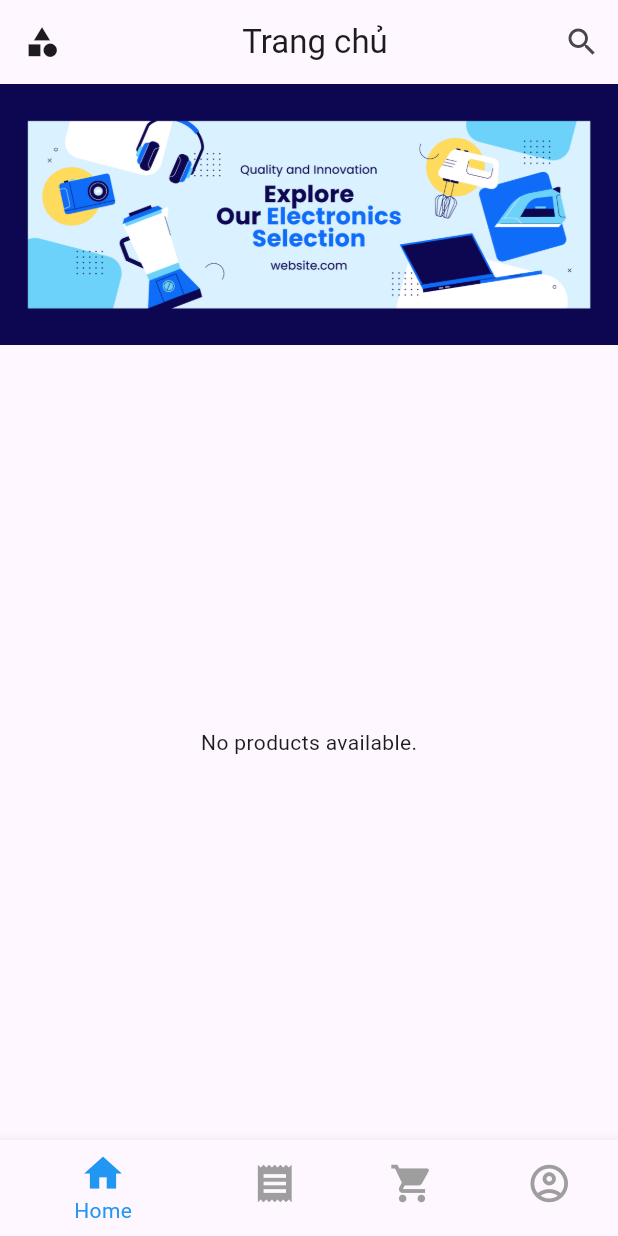
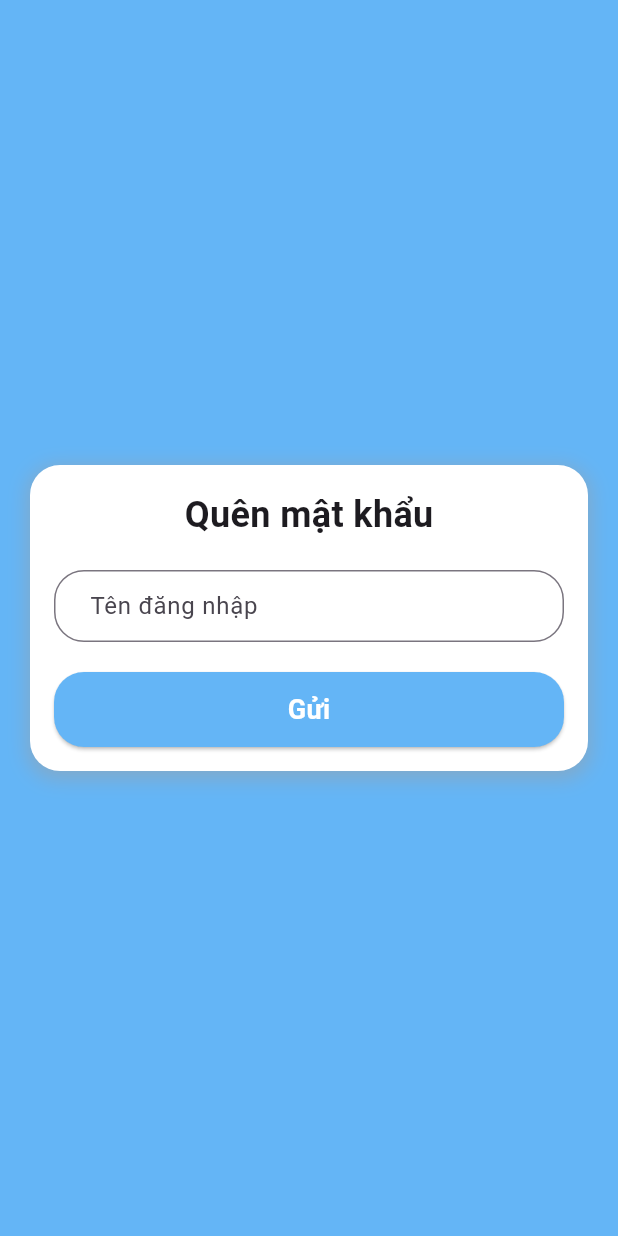
Before and after one commit to thanhoaiedunlu/techshop_flutter, a Flutter app: the screen it shows after launch, on a phone screen of 412 x 824 dp. Run offline on Flutter 3.47's test engine with Material 3 defaults, Android fonts, the phone set to English and light mode, and no system bars; our stand-ins replace shared_preferences.

Commit message:
feat: complete ui and call api enterCode, resetPassword

```diff
--- a/lib/main.dart
+++ b/lib/main.dart
@@ -1,5 +1,10 @@
 import 'package:flutter/material.dart';
+import 'package:techshop_flutter/routes/routes.dart';
+import 'package:techshop_flutter/screens/forgotPassword/enterCode.dart';
+import 'package:techshop_flutter/screens/forgotPassword/enterUsername.dart';
 import 'package:techshop_flutter/screens/home/home.dart';
+import 'package:techshop_flutter/screens/login/login.dart';
+import 'package:techshop_flutter/screens/login/signUp.dart';
 
 void main() {
   runApp(const MyApp());
@@ -33,7 +38,9 @@ class MyApp extends StatelessWidget {
         colorScheme: ColorScheme.fromSeed(seedColor: Colors.deepPurple),
         useMaterial3: true,
       ),
-      home: const HomeScreen(),
+      home: const EnterUsername(),
+      // Sử dụng onGenerateRoute để điều hướng
+      onGenerateRoute: Routes.generateRoute,
     );
   }
 }
--- a/lib/routes/routes.dart
+++ b/lib/routes/routes.dart
@@ -1,12 +1,15 @@
 import 'package:flutter/material.dart';
+import 'package:techshop_flutter/screens/forgotPassword/enterUsername.dart';
 import 'package:techshop_flutter/screens/home/home.dart';
+import 'package:techshop_flutter/screens/login/login.dart';
+import '../screens/forgotPassword/enterCode.dart';
 
 class Routes {
   // Định nghĩa các route của ứng dụng
   static const String home = '/';
   static const String receipt = '/receipt';
   static const String account = '/account';
-
+  static const String login = '/login';
 
   // Phương thức điều hướng
   static Route<dynamic> generateRoute(RouteSettings settings) {
@@ -14,9 +17,11 @@ class Routes {
       case home:
         return MaterialPageRoute(builder: (_) => const HomeScreen());
       case receipt:
-        // return MaterialPageRoute(builder: (_) => DetailScreen());
+      // return MaterialPageRoute(builder: (_) => DetailScreen());
       case account:
-        // return MaterialPageRoute(builder: (_) => AccountScreen());
+      // return MaterialPageRoute(builder: (_) => AccountScreen());
+      case login:
+        return MaterialPageRoute(builder: (_) => const Login());
       default:
         return _errorRoute();
     }
--- /dev/null
+++ b/lib/screens/forgotPassword/enterUsername.dart
@@ -0,0 +1,128 @@
+import 'package:flutter/material.dart';
+
+import '../../shared/services/forgotPassword/PasswordResetService.dart';
+import 'enterCode.dart';
+
+class EnterUsername extends StatefulWidget {
+  const EnterUsername({super.key});
+
+  @override
+  State<EnterUsername> createState() => _EnterUsernameState();
+}
+
+class _EnterUsernameState extends State<EnterUsername> {
+  final TextEditingController _usernameController = TextEditingController();
+  final PasswordResetService _service = PasswordResetService();
+  void _submitUsername() async {
+    final username = _usernameController.text;
+
+    if (username.isNotEmpty) {
+      bool success = await _service.initPasswordReset(username: username);
+      if (success) {
+        ScaffoldMessenger.of(context).showSnackBar(
+          const SnackBar(content: Text('Password reset request sent successfully!')),
+        );
+        Navigator.push(
+          context,
+          MaterialPageRoute(
+            builder: (context) => EnterCode(username: _usernameController.text.trim()),
+          ),
+        );
+
+      } else {
+        ScaffoldMessenger.of(context).showSnackBar(
+          const SnackBar(content: Text('Failed to send request. Try again!')),
+        );
+      }
+    } else {
+      ScaffoldMessenger.of(context).showSnackBar(
+        const SnackBar(content: Text('Please enter your username')),
+      );
+    }
+  }
+
+  @override
+  Widget build(BuildContext context) {
+    return Scaffold(
+      backgroundColor: Colors.blue[300], // Màu nền chính
+      body: Center(
+        child: SingleChildScrollView(
+          child: Column(
+            mainAxisAlignment: MainAxisAlignment.center,
+            children: [
+              Container(
+                padding: const EdgeInsets.all(16.0),
+                margin: const EdgeInsets.symmetric(horizontal: 20),
+                decoration: BoxDecoration(
+                  color: Colors.white,
+                  borderRadius: BorderRadius.circular(20), // Bo góc
+                  boxShadow: [
+                    BoxShadow(
+                      color: Colors.grey.withOpacity(0.5),
+                      spreadRadius: 2,
+                      blurRadius: 10,
+                      offset: const Offset(0, 3), // Đổ bóng
+                    ),
+                  ],
+                ),
+                child: Column(
+                  crossAxisAlignment: CrossAxisAlignment.center,
+                  children: [
+                    // Tiêu đề Forgot Password
+                    const Text(
+                      "Quên mật khẩu",
+                      style: TextStyle(
+                        fontSize: 24,
+                        fontWeight: FontWeight.bold,
+                      ),
+                    ),
+                    const SizedBox(height: 20),
+
+                    // Ô nhập username
+                    TextField(
+                      controller: _usernameController,
+                      decoration: InputDecoration(
+                        hintText: "Tên đăng nhập",
+                        contentPadding:
+                        const EdgeInsets.symmetric(horizontal: 20),
+                        border: OutlineInputBorder(
+                          borderRadius: BorderRadius.circular(20.0),
+                        ),
+                      ),
+                    ),
+                    const SizedBox(height: 20),
+
+                    // Nút Sent
+                    SizedBox(
+                      width: double.infinity,
+                      height: 50,
+                      child: ElevatedButton(
+                        style: ElevatedButton.styleFrom(
+                          backgroundColor: Colors.blue[300],
+                          shape: RoundedRectangleBorder(
+                            borderRadius: BorderRadius.circular(20),
+                          ),
+                        ),
+                        onPressed: () {
+                          _submitUsername(); // Gọi hàm xử lý logic khi nhấn nút
+                        },
+                        child: const Text(
+                          "Gửi",
+                          style: TextStyle(
+                            color: Colors.white,
+                            fontSize: 18,
+                            fontWeight: FontWeight.bold,
+                          ),
+                        ),
+                      ),
+                    ),
+                  ],
+                ),
+              ),
+            ],
+          ),
+        ),
+      ),
+    );
+  }
+}
--- a/lib/shared/constant/constants.dart
+++ b/lib/shared/constant/constants.dart
@@ -1 +1 @@
-const String baseUrl = "http://192.168.0.61:8080";
+const String baseUrl = "http://192.168.100.218:8080";
```
Also changed, not shown: lib/screens/forgotPassword/enterCode.dart (added, +122 -0 lines), lib/shared/services/forgotPassword/PasswordResetService.dart (added, +40 -0 lines), pubspec.lock.
